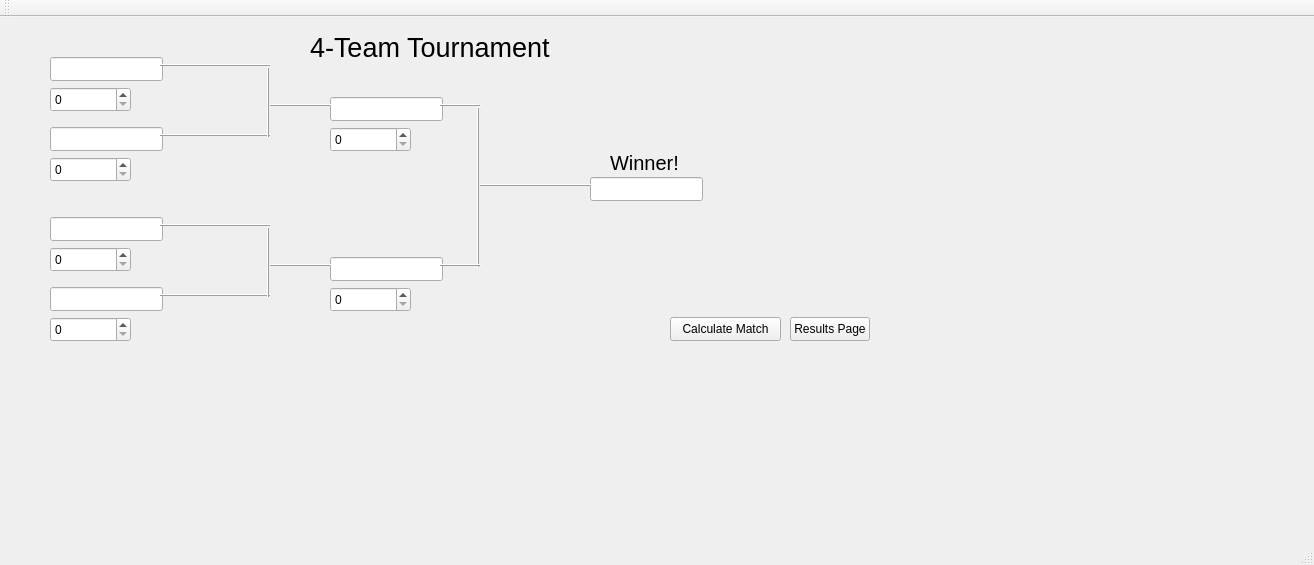
Old version of the form TournamentQtWidgetApp/_4TeamBracketMatch.ui in the repository SolomonPRR/COP3003Project-main.
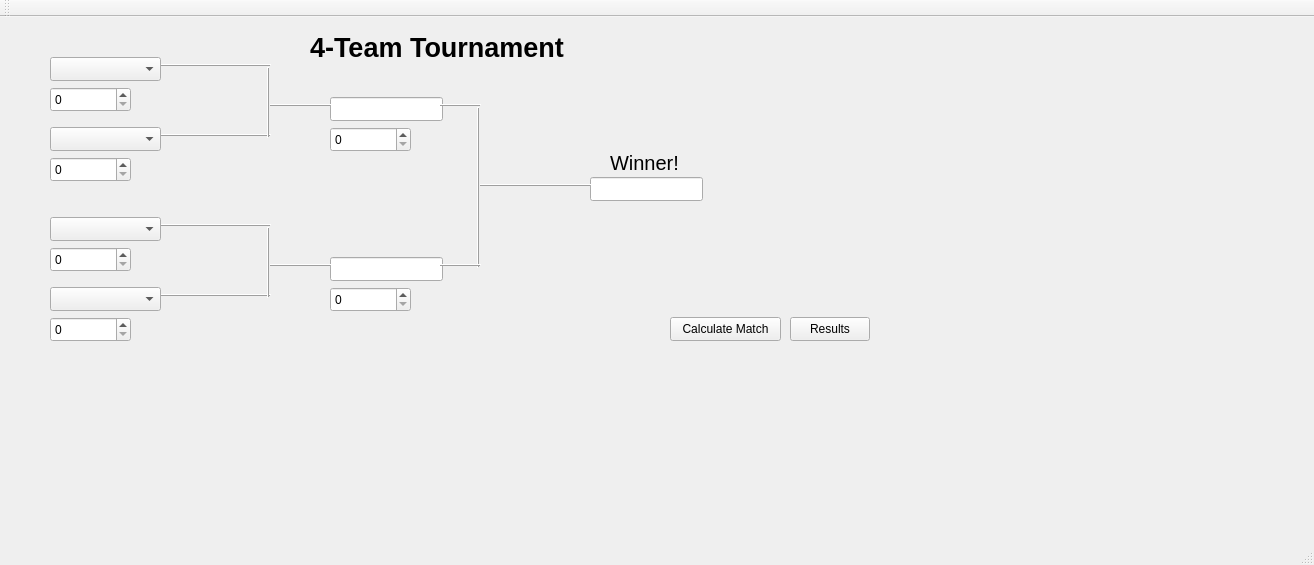
New version of the form.

Commit message:
Refreshed tournament setup and bracket UI
Improved tournament setup labels and layout, replaced bracket team fields with combo boxes, and simplified results buttons. Removed the 16-team bracket files from the Visual Studio project. Code has to be corrected and implemented to work with combo boxes, previously line edit text boxes.

```diff
--- a/TournamentQtWidgetApp/_4TeamBracketMatch.ui
+++ b/TournamentQtWidgetApp/_4TeamBracketMatch.ui
@@ -14,58 +14,6 @@
    <string>_4TeamBracketMatch</string>
   </property>
   <widget class="QWidget" name="centralWidget">
-   <widget class="QLineEdit" name="match1Team1A">
-    <property name="geometry">
-     <rect>
-      <x>50</x>
-      <y>40</y>
-      <width>113</width>
-      <height>24</height>
-     </rect>
-    </property>
-    <property name="readOnly">
-     <bool>true</bool>
-    </property>
-   </widget>
-   <widget class="QLineEdit" name="match1Team2A">
-    <property name="geometry">
-     <rect>
-      <x>50</x>
-      <y>110</y>
-      <width>113</width>
-      <height>24</height>
-     </rect>
-    </property>
-    <property name="readOnly">
-     <bool>true</bool>
-    </property>
-   </widget>
-   <widget class="QLineEdit" name="match1Team3A">
-    <property name="geometry">
-     <rect>
-      <x>50</x>
-      <y>200</y>
-      <width>113</width>
-      <height>24</height>
-     </rect>
-    </property>
-    <property name="readOnly">
-     <bool>true</bool>
-    </property>
-   </widget>
-   <widget class="QLineEdit" name="match1Team4A">
-    <property name="geometry">
-     <rect>
-      <x>50</x>
-      <y>270</y>
-      <width>113</width>
-      <height>24</height>
-     </rect>
-    </property>
-    <property name="readOnly">
-     <bool>true</bool>
-    </property>
-   </widget>
    <widget class="QPushButton" name="result4Button">
     <property name="geometry">
      <rect>
@@ -76,7 +24,7 @@
      </rect>
     </property>
     <property name="text">
-     <string>Results Page</string>
+     <string>Results</string>
     </property>
    </widget>
    <widget class="QPushButton" name="calculate4MatchButton">
@@ -302,6 +250,7 @@
     <property name="font">
      <font>
       <pointsize>20</pointsize>
+      <bold>true</bold>
      </font>
     </property>
     <property name="text">
@@ -497,6 +446,46 @@
      <enum>QFrame::Shadow::Raised</enum>
     </property>
    </widget>
+   <widget class="QComboBox" name="match1Team1A">
+    <property name="geometry">
+     <rect>
+      <x>50</x>
+      <y>40</y>
+      <width>111</width>
+      <height>24</height>
+     </rect>
+    </property>
+   </widget>
+   <widget class="QComboBox" name="match1Team2A">
+    <property name="geometry">
+     <rect>
+      <x>50</x>
+      <y>110</y>
+      <width>111</width>
+      <height>24</height>
+     </rect>
+    </property>
+   </widget>
+   <widget class="QComboBox" name="match1Team3A">
+    <property name="geometry">
+     <rect>
+      <x>50</x>
+      <y>200</y>
+      <width>111</width>
+      <height>24</height>
+     </rect>
+    </property>
+   </widget>
+   <widget class="QComboBox" name="match1Team4A">
+    <property name="geometry">
+     <rect>
+      <x>50</x>
+      <y>270</y>
+      <width>111</width>
+      <height>24</height>
+     </rect>
+    </property>
+   </widget>
   </widget>
   <widget class="QMenuBar" name="menuBar">
    <property name="geometry">
```
The commit also changes 4 other files.
